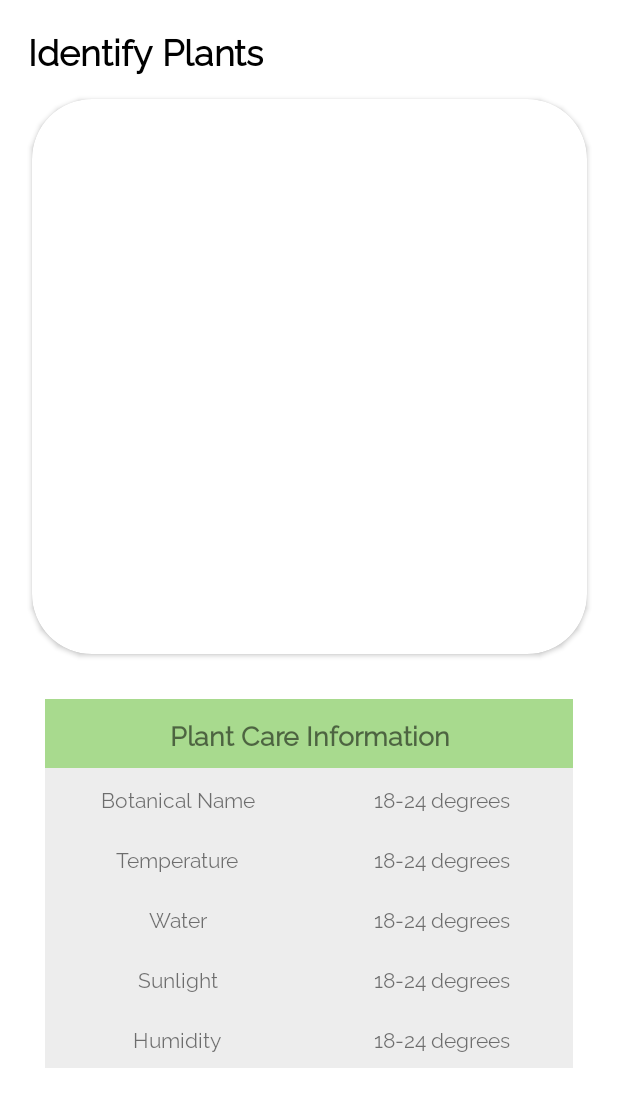
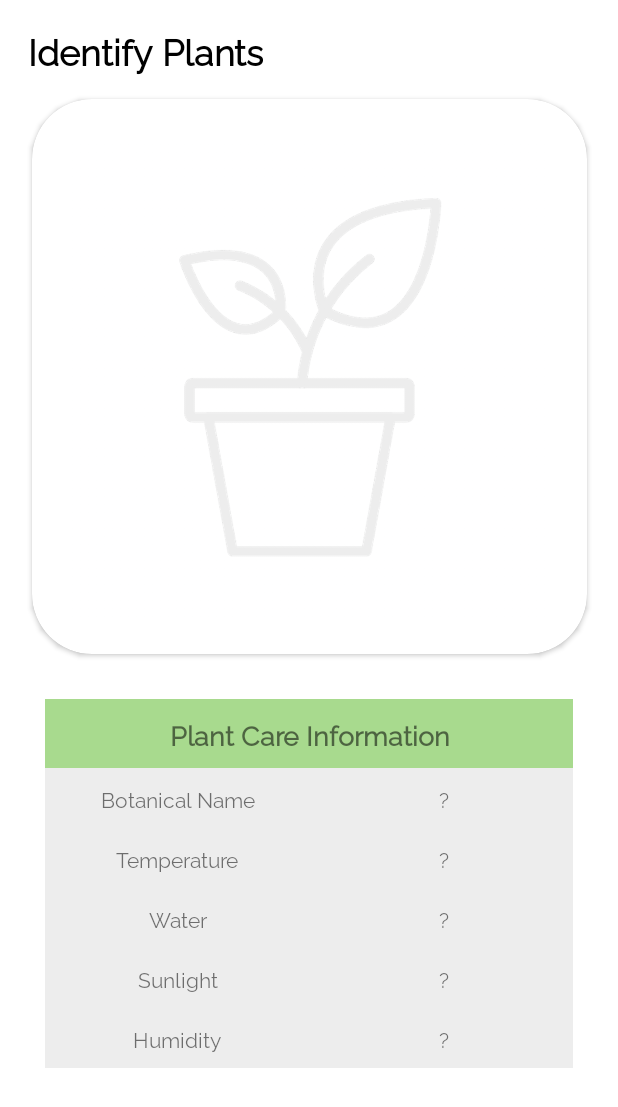
Before and after one commit to maisiehapney/PlantCareApp, an Android app: the layout activity_plant_information.xml on its own in the app's theme, with its tools: preview values and no code run, on a phone screen of 412 x 824 dp. Shown: the top 1107 px of the screen. Run offline under Robolectric (Android 15) with nearby library versions, the phone set to English and light mode, and no system bars.

Commit message:
Updates to guest user UI

```diff
--- a/PlantCareApp/app/src/main/res/layout/activity_plant_information.xml
+++ b/PlantCareApp/app/src/main/res/layout/activity_plant_information.xml
@@ -33,7 +33,7 @@
             android:id="@+id/card"
             android:layout_marginTop="16dp"
             android:layout_marginBottom="10dp"
-            app:layout_constraintBottom_toTopOf="@+id/confidence"
+            app:layout_constraintBottom_toTopOf="@+id/identification"
             app:layout_constraintLeft_toLeftOf="parent"
             app:layout_constraintRight_toRightOf="parent"
             app:layout_constraintTop_toBottomOf="@+id/title"
@@ -45,16 +45,49 @@
             android:layout_width="320sp"
             android:layout_height="320sp"
             android:elevation="2dp"
+            android:src="@drawable/plant"
             app:layout_constraintTop_toTopOf="@+id/card"
             app:layout_constraintLeft_toLeftOf="@+id/card"
             app:layout_constraintRight_toRightOf="@+id/card"
             app:layout_constraintBottom_toBottomOf="@+id/card" />
 
         <TextView
+            android:id="@+id/loginInformation"
+            android:layout_width="280sp"
+            android:layout_height="wrap_content"
+            android:elevation="2dp"
+            android:text="Login to access full features, including a confidence score, plant care guides and images."
+            android:textAlignment="center"
+            android:textColor="@color/black"
+            android:textSize="20sp"
+            android:textStyle="bold"
+            android:visibility="gone"
+            app:layout_constraintTop_toTopOf="@+id/card"
+            app:layout_constraintLeft_toLeftOf="@+id/card"
+            app:layout_constraintRight_toRightOf="@+id/card"
+            app:layout_constraintBottom_toBottomOf="@+id/card" />
+
+        <TextView
+            android:id="@+id/identification"
+            android:layout_width="wrap_content"
+            android:layout_height="wrap_content"
+            android:text="Identified as: Cactus"
+            android:visibility="gone"
+            android:textAlignment="center"
+            android:textColor="@color/black"
+            android:textSize="18sp"
+            android:textStyle="bold"
+            android:layout_marginTop="10dp"
+            app:layout_constraintBottom_toTopOf="@+id/confidence"
+            app:layout_constraintEnd_toEndOf="parent"
+            app:layout_constraintStart_toStartOf="parent"
+            app:layout_constraintTop_toBottomOf="@+id/card" />
+
+        <TextView
             android:id="@+id/confidence"
             android:layout_width="wrap_content"
             android:layout_height="wrap_content"
-            android:text=""
+            android:text="Confidence: High"
             android:visibility="gone"
             android:textAlignment="center"
             android:textColor="@color/black"
@@ -64,7 +97,7 @@
             app:layout_constraintBottom_toTopOf="@+id/informationTable"
             app:layout_constraintEnd_toEndOf="parent"
             app:layout_constraintStart_toStartOf="parent"
-            app:layout_constraintTop_toBottomOf="@+id/card" />
+            app:layout_constraintTop_toBottomOf="@+id/identification" />
 
         <TableLayout
             android:id="@+id/informationTable"
@@ -73,6 +106,7 @@
             android:layout_marginStart="30dp"
             android:layout_marginEnd="30dp"
             android:layout_marginTop="20dp"
+            android:layout_marginBottom="30dp"
             app:layout_constraintTop_toBottomOf="@+id/confidence"
             app:layout_constraintLeft_toLeftOf="parent"
             app:layout_constraintRight_toRightOf="parent"
@@ -110,7 +144,7 @@
                     android:layout_width="0dp"
                     android:layout_height="wrap_content"
                     android:padding="10sp"
-                    android:text="18-24 degrees"
+                    android:text=" ?"
                     android:textSize="14sp"
                     android:gravity="center_horizontal"
                     android:layout_weight="4"
@@ -135,7 +169,7 @@
                     android:layout_width="0dp"
                     android:layout_height="wrap_content"
                     android:padding="10sp"
-                    android:text="18-24 degrees"
+                    android:text=" ?"
                     android:textSize="14sp"
                     android:gravity="center_horizontal"
                     android:layout_weight="4"
@@ -160,7 +194,7 @@
                     android:layout_width="0dp"
                     android:layout_height="wrap_content"
                     android:padding="10sp"
-                    android:text="18-24 degrees"
+                    android:text=" ?"
                     android:textSize="14sp"
                     android:gravity="center_horizontal"
                     android:layout_weight="4"
@@ -185,7 +219,7 @@
                     android:layout_width="0dp"
                     android:layout_height="wrap_content"
                     android:padding="10sp"
-                    android:text="18-24 degrees"
+                    android:text=" ?"
                     android:textSize="14sp"
                     android:gravity="center_horizontal"
                     android:layout_weight="4"
@@ -210,7 +244,7 @@
                     android:layout_width="0dp"
                     android:layout_height="wrap_content"
                     android:padding="10sp"
-                    android:text="18-24 degrees"
+                    android:text=" ?"
                     android:textSize="14sp"
                     android:gravity="center_horizontal"
                     android:layout_weight="4"
```
Also changed, not shown: PlantCareApp/app/src/main/java/com/example/plantcareapp/ClassifyActivity.java (+11 -0 lines), PlantCareApp/app/src/main/java/com/example/plantcareapp/ClassifyFragment.java (+0 -32 lines), PlantCareApp/app/src/main/java/com/example/plantcareapp/PlantInformationActivity.java (+33 -5 lines), PlantCareApp/app/src/main/res/drawable/plant.png (added).
